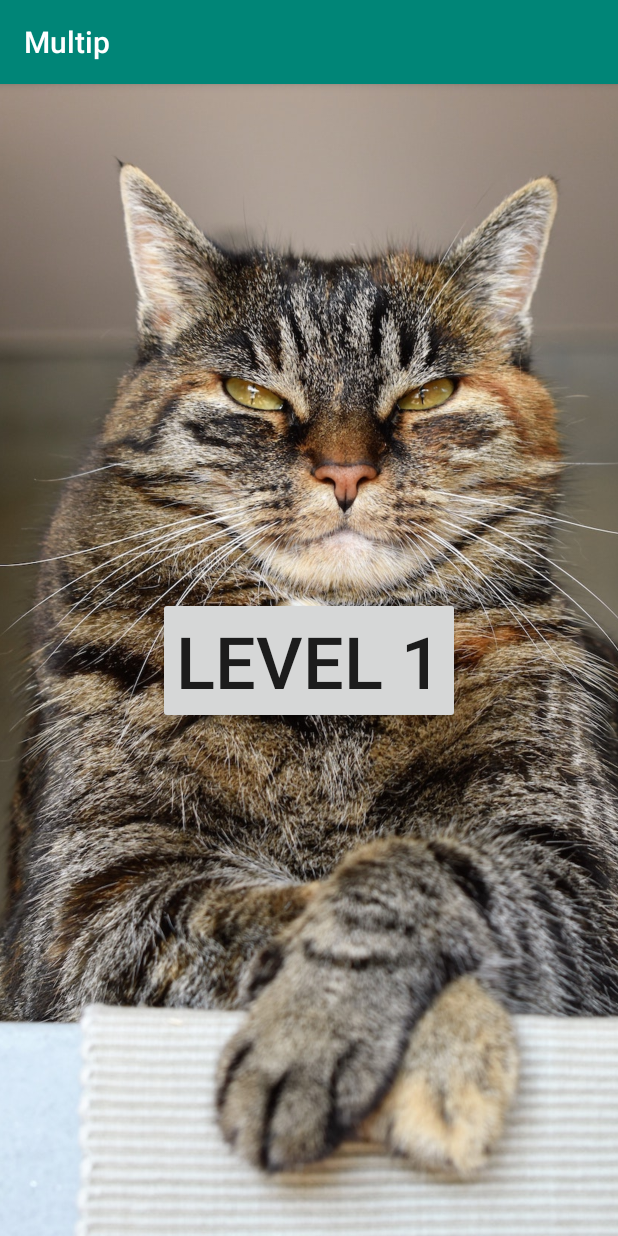
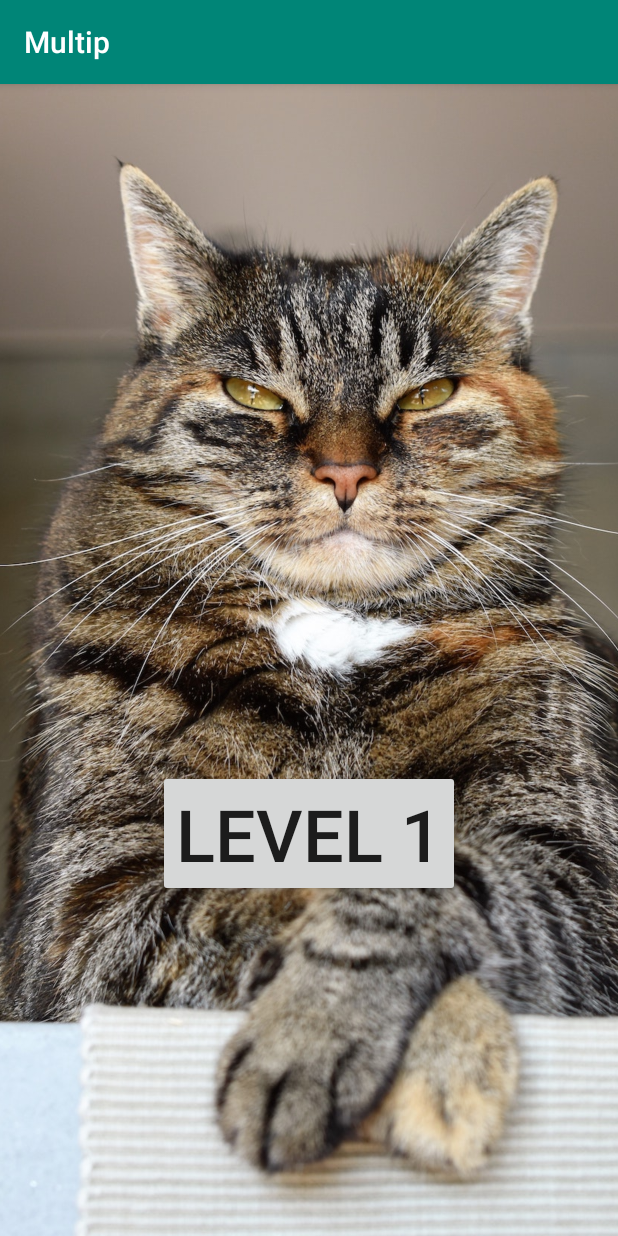
Before and after one commit to walles/catiplicator, an Android app: the screen it shows after launch (LevelLaunchingActivity), on a phone screen of 412 x 824 dp. Run offline under Robolectric (Android 15) with nearby library versions, the phone set to English and light mode, and no system bars; our stand-ins replace Timber.

Commit message:
Adjust start button placement
The previous placement was not feline friendly.

```diff
--- a/app/src/main/res/layout/activity_level_launching.xml
+++ b/app/src/main/res/layout/activity_level_launching.xml
@@ -20,7 +20,7 @@
         app:layout_constraintBottom_toBottomOf="parent"
         app:layout_constraintEnd_toEndOf="parent"
         app:layout_constraintStart_toStartOf="parent"
-        app:layout_constraintTop_toTopOf="parent"/>
+        app:layout_constraintTop_toBottomOf="@id/guideline"/>
 
     <ImageView
         android:id="@+id/imageView"
@@ -33,4 +33,11 @@
         app:layout_constraintStart_toStartOf="parent"
         app:layout_constraintTop_toTopOf="parent"
         app:srcCompat="@drawable/level_start_cat"/>
+
+    <android.support.constraint.Guideline
+        android:id="@+id/guideline"
+        android:layout_width="wrap_content"
+        android:layout_height="wrap_content"
+        android:orientation="horizontal"
+        app:layout_constraintGuide_percent="0.3"/>
 </android.support.constraint.ConstraintLayout>
```
